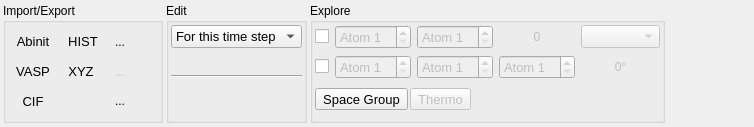
Before: the Qt Designer form tabs/home.ui in piti-diablotin/qAgate, drawn with Qt 5.
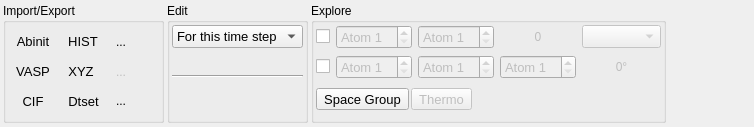
After: the same form once the commit is applied. Icons and pictures are not drawn. Custom widgets are drawn as their Qt base class.

Commit message: Fix save and dhist double dialog box

Diff of the .ui file:
```diff
--- a/tabs/home.ui
+++ b/tabs/home.ui
@@ -359,6 +359,37 @@
         </property>
        </widget>
       </item>
+      <item row="2" column="2">
+       <widget class="QToolButton" name="dumpDtset">
+        <property name="font">
+         <font>
+          <pointsize>10</pointsize>
+         </font>
+        </property>
+        <property name="toolTip">
+         <string>Export trajectory to Abinti input format</string>
+        </property>
+        <property name="statusTip">
+         <string>Export trajectory to Abinti input format</string>
+        </property>
+        <property name="whatsThis">
+         <string>Export trajectory to Abinti input format</string>
+        </property>
+        <property name="text">
+         <string notr="true">Dtset</string>
+        </property>
+        <property name="icon">
+         <iconset resource="../qagate/qagate.qrc">
+          <normaloff>:/home/icons/upload.svg</normaloff>:/home/icons/upload.svg</iconset>
+        </property>
+        <property name="toolButtonStyle">
+         <enum>Qt::ToolButtonTextBesideIcon</enum>
+        </property>
+        <property name="autoRaise">
+         <bool>true</bool>
+        </property>
+       </widget>
+      </item>
      </layout>
     </widget>
    </item>
```
The commit also changes 2 other files.
